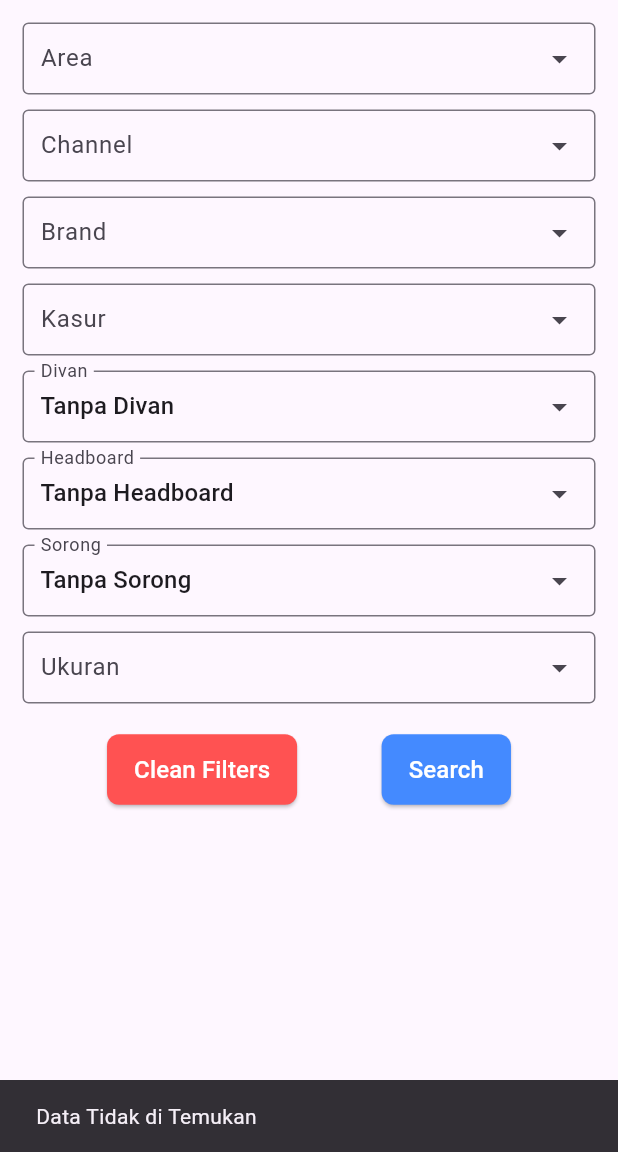
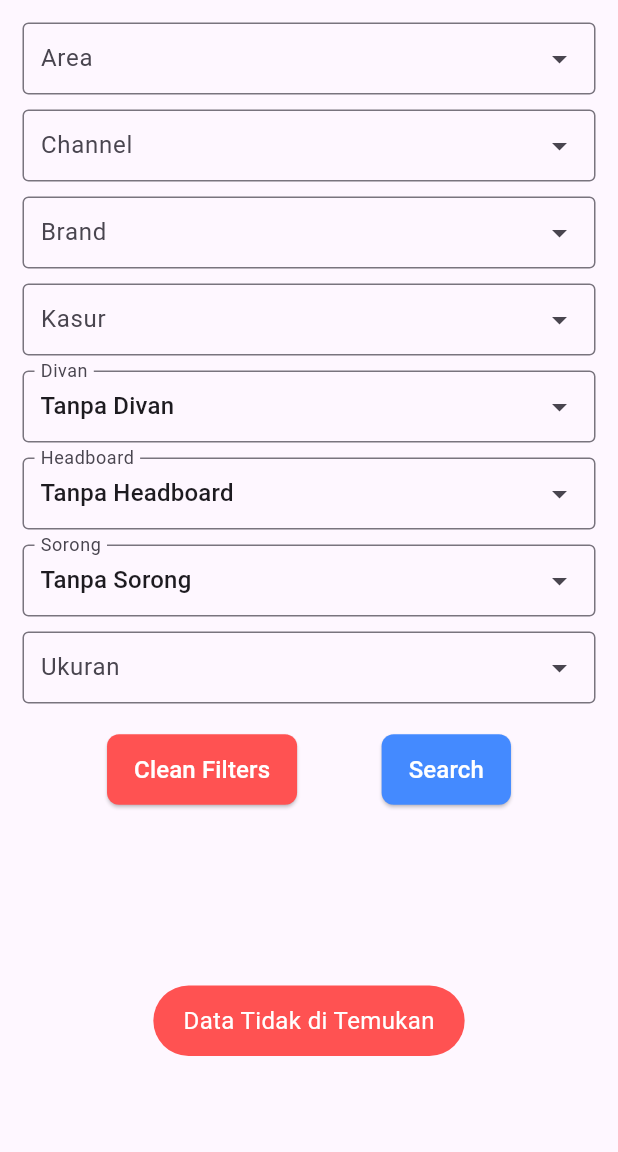
Before and after one commit to Syaha-Creator/alitapricelist, a Flutter app: the Alita screen opened directly, after a tap on "Search", on a phone screen of 412 x 824 dp, the part 84-1236 px from its top. Run offline on Flutter 3.47's test engine with Material 3 defaults, Android fonts, the phone set to English and light mode, and no system bars; drawn by our look-alikes of dropdown_search; our stand-ins replace fluttertoast, logger, shared_preferences; missing offline and left inert: pattern_formatter; accounts and stored records are empty; network calls fail.

Commit message:
Setting to Playstore

```diff
--- a/lib/alita.dart
+++ b/lib/alita.dart
@@ -376,8 +376,15 @@ class _AlitaState extends State<Alita> {
 
       isLoading = false;
       if (searchResults.isEmpty) {
-        const snackBar = SnackBar(content: Text('Data Tidak di Temukan'));
-        ScaffoldMessenger.of(context).showSnackBar(snackBar);
+        Fluttertoast.showToast(
+          msg: "Data Tidak di Temukan",
+          toastLength: Toast.LENGTH_SHORT,
+          gravity: ToastGravity.BOTTOM,
+          timeInSecForIosWeb: 1,
+          backgroundColor: Colors.redAccent,
+          textColor: Colors.white,
+          fontSize: 16.0,
+        );
       }
     });
   }
@@ -599,14 +606,12 @@ class _AlitaState extends State<Alita> {
                   child: const Text("Reset"),
                   onPressed: () {
                     setState(() {
-                      // Reset semua diskon ke nilai kosong
                       disc1Controller.clear();
                       disc2Controller.clear();
                       disc3Controller.clear();
                       disc4Controller.clear();
                       disc5Controller.clear();
 
-                      // Reset variabel diskon dan harga net ke nilai awal
                       disc1 = 0;
                       disc2 = 0;
                       disc3 = 0;
@@ -621,13 +626,11 @@ class _AlitaState extends State<Alita> {
                   child: const Text("Hitung"),
                   onPressed: () {
                     setState(() {
-                      // Hitung harga setelah diskon diterapkan
                       calculatedPrice = calculateDiscountedPrice(
                         originalPrice,
                         [disc1, disc2, disc3, disc4, disc5],
                       );
 
-                      // Total diskon dihitung sebagai selisih antara pricelist dan harga setelah diskon
                       totalDiscount = priceList - calculatedPrice;
                     });
                   },
@@ -635,7 +638,6 @@ class _AlitaState extends State<Alita> {
                 TextButton(
                   child: const Text("Simpan"),
                   onPressed: () {
-                    // Simpan nilai diskon terbaru di item
                     cardDiscounts[itemId] = {
                       'disc1': disc1,
                       'disc2': disc2,
@@ -675,14 +677,12 @@ class _AlitaState extends State<Alita> {
                 '0') ??
         0;
 
-    // Ambil nilai harga net saat ini
     double originalNetPrice = item['harga_net'] != null
         ? double.tryParse(
                 item['harga_net'].replaceAll('Rp. ', '').replaceAll('.', '')) ??
             item['end_user_price']
         : item['end_user_price'] ?? 0;
 
-    // Controller untuk mengisi harga net baru
     TextEditingController netPriceController =
         TextEditingController(text: formatCurrency2(originalNetPrice));
 
```
